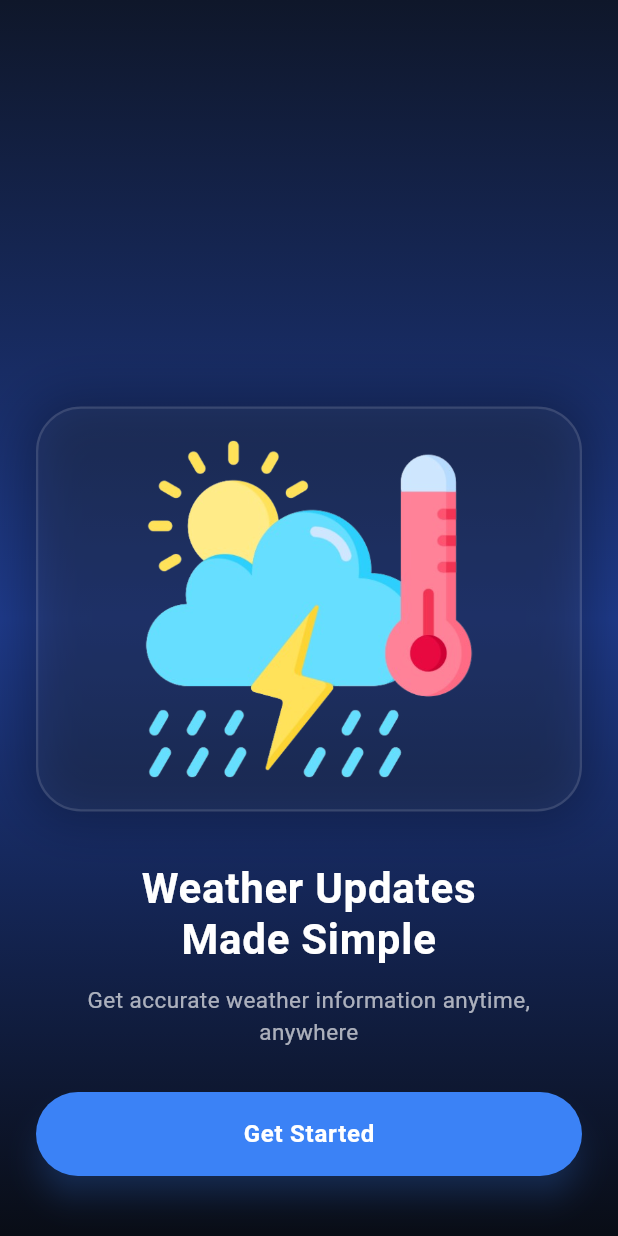
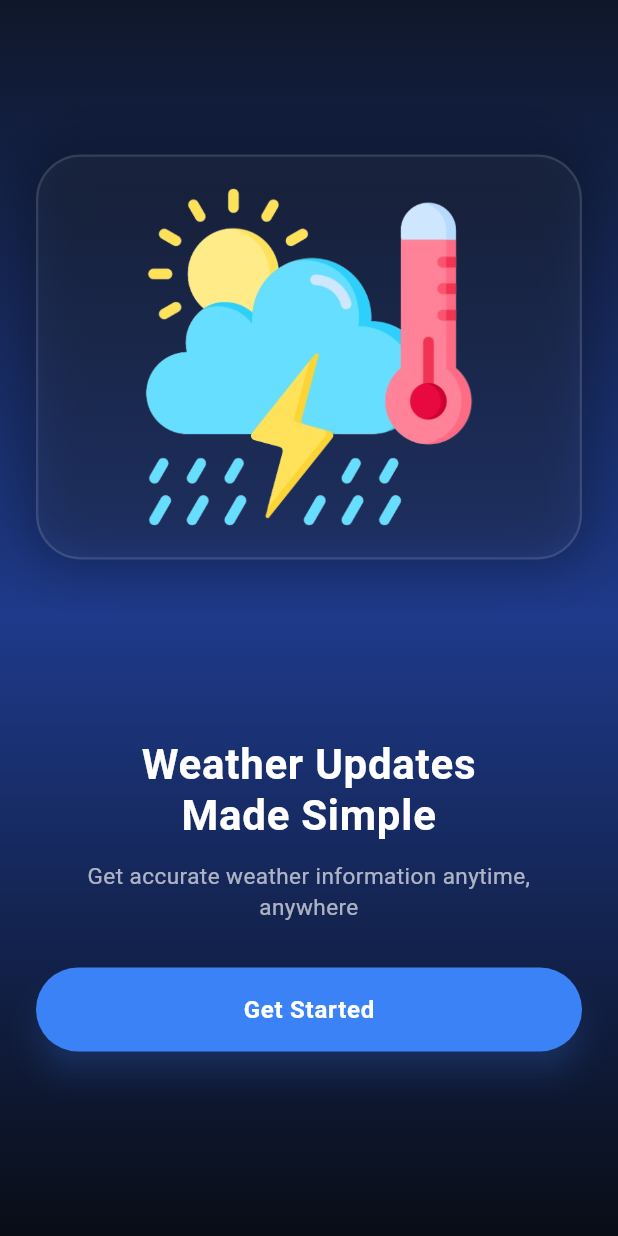
Before and after one commit to HamzaAli689/weather-App, a Flutter app: the screen it shows after launch, on a phone screen of 412 x 824 dp. Run offline on Flutter 3.47's test engine with Material 3 defaults, Android fonts, the phone set to English and light mode, and no system bars; our stand-ins replace gap, get, get_storage; Roboto replaces fonts that are missing (SF Pro Display).

Commit message:
change the onbording screen

```diff
--- a/sky_ora/lib/onboarding/view.dart
+++ b/sky_ora/lib/onboarding/view.dart
@@ -1,4 +1,5 @@
 import 'package:flutter/material.dart';
+import 'package:gap/gap.dart';
 import 'package:get/get.dart';
 
 import 'logic.dart';
@@ -31,7 +32,6 @@ class OnboardingPage extends StatelessWidget {
             child: Column(
               mainAxisAlignment: MainAxisAlignment.center,
               children: [
-                const Spacer(),
                 // Glassmorphic Card Container for 3D Illustration
                 Container(
                   width: double.infinity,
@@ -62,7 +62,7 @@ class OnboardingPage extends StatelessWidget {
                     ),
                   ),
                 ),
-                const SizedBox(height: 35),
+                Gap(120),
                 // Heading Title
                 const Text(
                   "Weather Updates\nMade Simple",
@@ -86,7 +86,7 @@ class OnboardingPage extends StatelessWidget {
                     letterSpacing: 0.3,
                   ),
                 ),
-                const SizedBox(height: 30),
+                Gap(30),
                 // Page Indicator Dots
 
                 // Get Started Button
```
